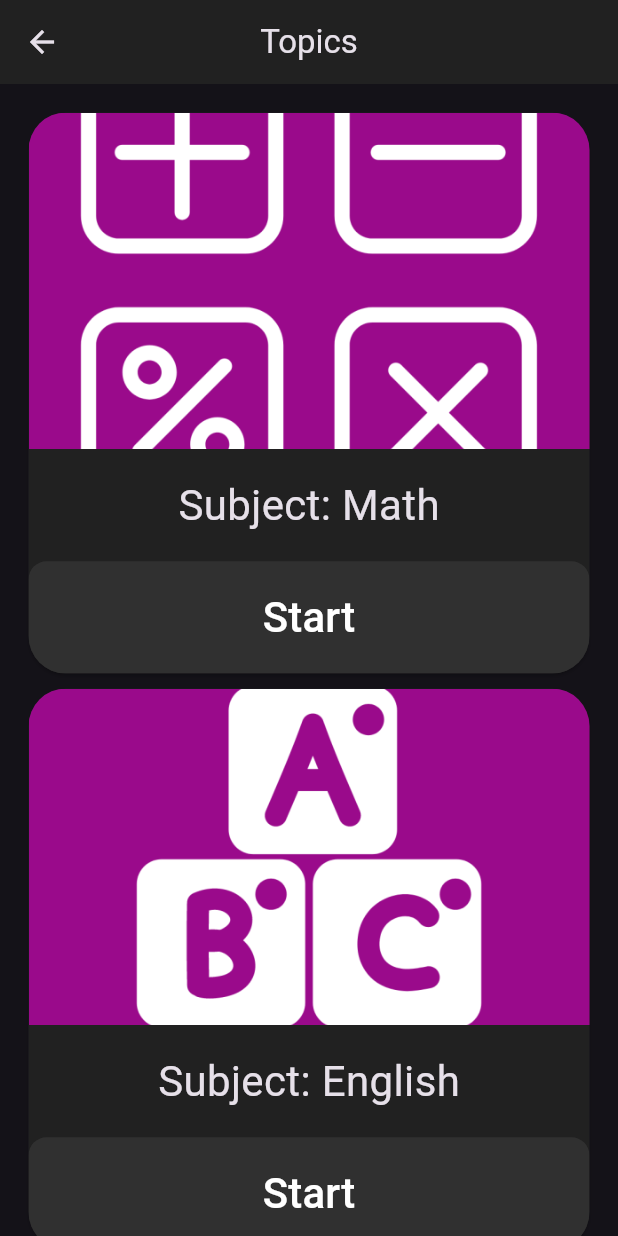
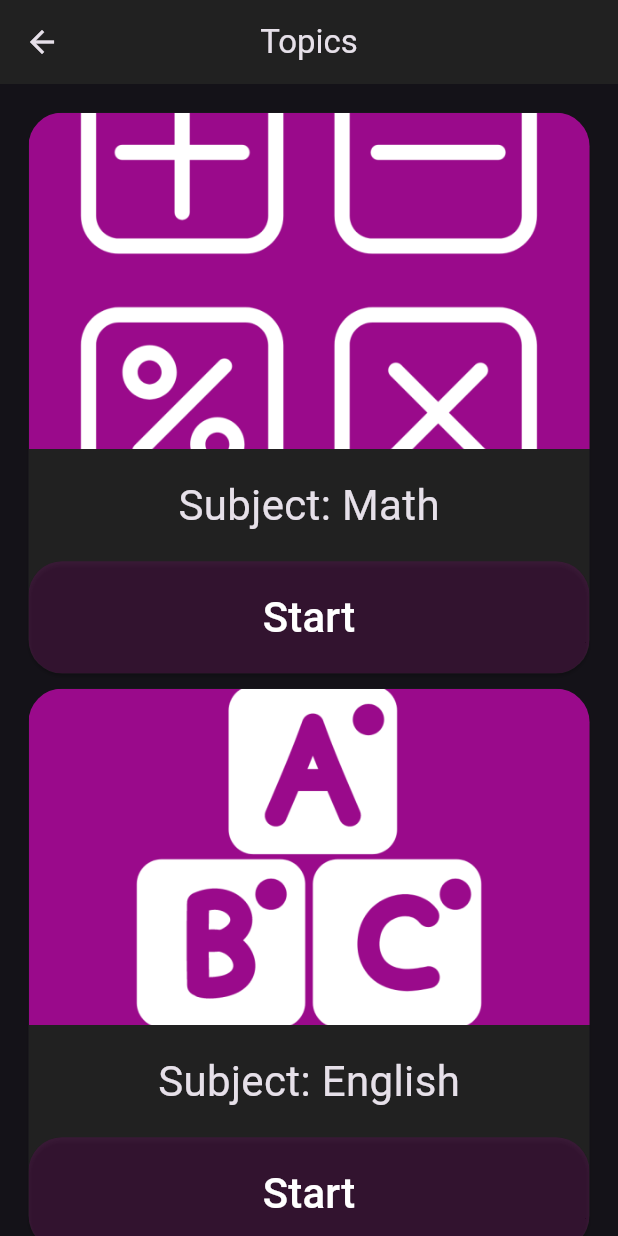
Before and after one commit to Parcelatl/QuizApp, a Flutter app: the screen it shows once a user with an empty profile is signed in, after a tap on "Play", on a phone screen of 412 x 824 dp. Run offline on Flutter 3.47's test engine with Material 3 defaults, Android fonts, the phone set to English and light mode, and no system bars; our stand-ins replace firebase_auth, firebase_core, flutter_animation_progress_bar, font_awesome_flutter, google_fonts, google_sign_in and 1 more; accounts and stored records are empty; network calls fail.

Commit message:
Modification of basic files to meet final minimum demand

```diff
--- a/QuizApp/quizapp/lib/Home/home.dart
+++ b/QuizApp/quizapp/lib/Home/home.dart
@@ -1,7 +1,6 @@
 import 'package:flutter/material.dart';
 import 'package:quizapp/Login/login.dart';
 import 'package:quizapp/Services/auth.dart';
-import 'package:font_awesome_flutter/font_awesome_flutter.dart';
 import 'package:quizapp/Shared/error.dart';
 import 'package:quizapp/Shared/loading.dart';
 
@@ -12,7 +11,7 @@ class HomeScreen extends StatelessWidget {
   Widget build(BuildContext context) {
     final GlobalKey<ScaffoldState> scaffoldKey = GlobalKey<ScaffoldState>();
 
-    double screenWidth = MediaQuery.of(context).size.width;
+    //double screenWidth = MediaQuery.of(context).size.width;
     //double screenHeight = MediaQuery.of(context).size.height;
 
     // ignore: no_leading_underscores_for_local_identifiers
@@ -35,41 +34,55 @@ class HomeScreen extends StatelessWidget {
               appBar: AppBar(
                 title: const Text('Welcome!'),             //const Text('Welcome!'),
                 centerTitle: true,
-                actions: [
-                  IconButton(
-                      onPressed: _openEndDrawer,
-                      icon: const Icon(Icons.settings)),
-                ],
+                // actions: [
+                //   IconButton(
+                //       onPressed: _openEndDrawer,
+                //       icon: const Icon(Icons.settings)),
+                // ],
               ),
-              endDrawer: Drawer(
-                backgroundColor: Colors.grey[850],
-                width: screenWidth * .6,
-                child: Center(
-                  child: Column(
-                    children: [
-                      const SizedBox(height: 50),
-                      const Icon(FontAwesomeIcons.user, size: 70),
-                      const SizedBox(height: 50),
-                      ElevatedButton(
-                          child: const Text('Profile'),
-                          onPressed: () =>
-                              Navigator.pushNamed(context, '/profile')),
-                    ],
-                  ),
-                ),
-              ),
+              // endDrawer: Drawer(
+              //   backgroundColor: Colors.grey[850],
+              //   width: screenWidth * .6,
+              //   child: Center(
+              //     child: Column(
+              //       children: [
+              //         const SizedBox(height: 50),
+              //         const Icon(FontAwesomeIcons.user, size: 70),
+              //         const SizedBox(height: 50),
+              //         ElevatedButton(
+              //             child: const Text('Profile'),
+              //             onPressed: () =>
+              //                 Navigator.pushNamed(context, '/profile')),
+              //       ],
+              //     ),
+              //   ),
+              // ),
               body: Center(
                 child: Column(
-                  mainAxisAlignment: MainAxisAlignment.end,
+                  mainAxisAlignment: MainAxisAlignment.center,
+
                   children: [
+                    Image.asset('assets/QuizQuest.ico'),
+                    const Padding(
+                      padding: EdgeInsets.all(15.0),
+                      child: Text('Go on your very own Quiz Quest!' , textAlign: TextAlign.center, textScaler: TextScaler.linear(2)),
+                    ),
+                    SizedBox(height: 150),
                     SizedBox(
-                      height: 50 * 2,
-                      width: 200 * 2,
-                      child: ElevatedButton.icon(
+                      height: 100,
+                      width: 300,
+                      child: ElevatedButton(
                         onPressed: () => Navigator.pushNamed(context, '/topics'),
-                        icon: const Icon(Icons.play_arrow),
-                        label:
-                            const Text('Play', textScaler: TextScaler.linear(4)),
+                        child: const Text('Play', textScaler: TextScaler.linear(3.5)),
+                      ),
+                    ),
+                    const SizedBox(height: 25),
+                    SizedBox(
+                      height: 100,
+                      width: 400,
+                      child: ElevatedButton(
+                        onPressed: () => Navigator.pushNamed(context, '/profile'),
+                        child: const Text('Achievements', textScaler: TextScaler.linear(3.5)),
                       ),
                     ),
                     const SizedBox(height: 5),
--- a/QuizApp/quizapp/lib/Topics/topics.dart
+++ b/QuizApp/quizapp/lib/Topics/topics.dart
@@ -31,7 +31,7 @@ class TopicsScreen extends StatelessWidget {
   Card cardTopic(String name, var navName, String image, BuildContext context) {
     return Card(
       clipBehavior: Clip.antiAlias,
-      shape: RoundedRectangleBorder(borderRadius: BorderRadius.circular(25)),
+      shape: RoundedRectangleBorder(borderRadius: BorderRadius.circular(22.5)),
       child: Column(
         crossAxisAlignment: CrossAxisAlignment.stretch,
         children: [
--- a/QuizApp/quizapp/lib/themes.dart
+++ b/QuizApp/quizapp/lib/themes.dart
@@ -8,8 +8,8 @@ var appTheme = ThemeData(
   ),
   elevatedButtonTheme: ElevatedButtonThemeData(
     style: ElevatedButton.styleFrom(
-      shape: RoundedRectangleBorder(borderRadius: BorderRadius.circular(12)),
-      backgroundColor: Colors.grey[850],
+      shape: RoundedRectangleBorder(borderRadius: BorderRadius.circular(22.5)),
+      backgroundColor: Color.fromARGB(51, 155, 0, 140),
       foregroundColor: Colors.white,
     ),
   ),
```
Also changed, not shown: QuizApp/quizapp/lib/Profile/profile.dart (+64 -57 lines), QuizApp/quizapp/lib/Quiz/quiz.dart (+24 -11 lines), QuizApp/quizapp/lib/Subjects/english.dart (+8 -0 lines), QuizApp/quizapp/lib/Subjects/history.dart (+7 -0 lines), QuizApp/quizapp/lib/Subjects/math.dart (+7 -0 lines), QuizApp/quizapp/lib/Subjects/science.dart (+7 -0 lines), QuizApp/quizapp/lib/Subjects/space.dart (+7 -0 lines), QuizApp/quizapp/lib/Subjects/technology.dart (+7 -0 lines).
